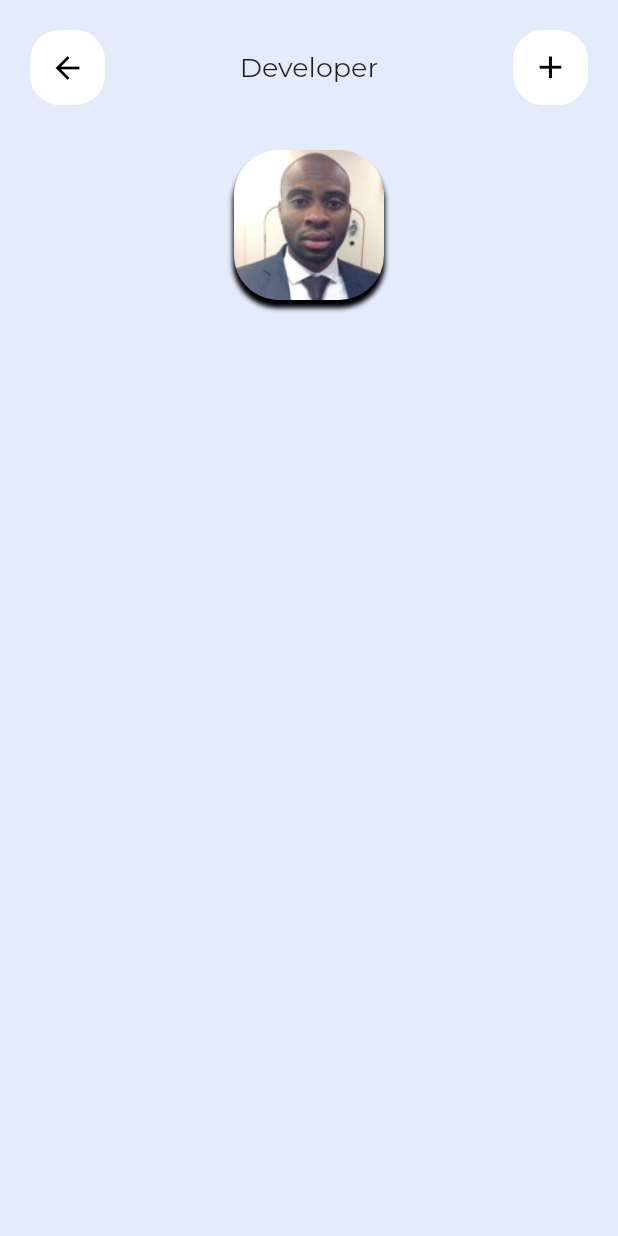
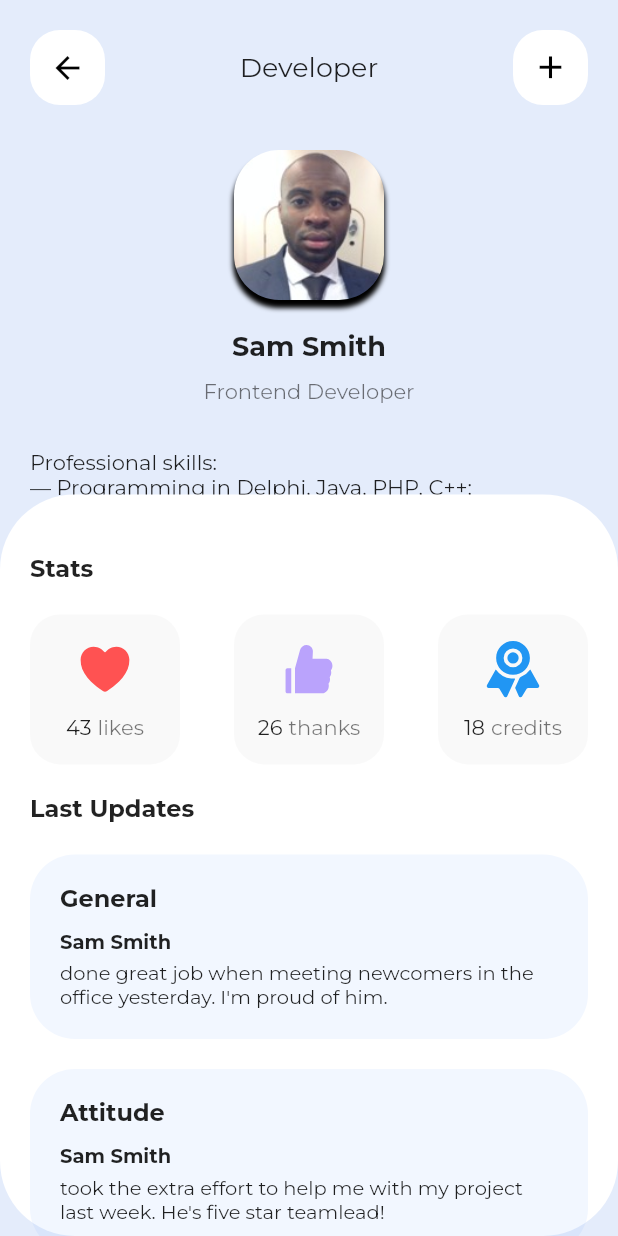
Before and after one commit to KHALMATOV-FARRUKH/hr_management_app_ui, a Flutter app: the screen it shows after launch, after a tap on "Sam Smith", on a phone screen of 412 x 824 dp. Run offline on Flutter 3.47's test engine with Material 2 defaults, Android fonts, the phone set to English and light mode, and no system bars; our stand-ins replace flutter_vector_icons, google_fonts.

Commit message:
Code revision, Encoding worker_details_screen.dart

```diff
--- a/lib/home_screen.dart
+++ b/lib/home_screen.dart
@@ -94,7 +94,7 @@ class HomeScreen extends StatelessWidget {
                     departmentCard("UI/UX Design", 45, "creatives",
                         Colors.orangeAccent, "🎨"),
                     departmentCard(
-                        "QA Engineers", 88, "techies", Colors.redAccent, "💻"),
+                        "QA Engineers", 24, "helpers", Colors.redAccent, "💻"),
                   ],
                 ),
               ),
--- a/lib/worker_details_screen.dart
+++ b/lib/worker_details_screen.dart
@@ -1,4 +1,5 @@
 import 'package:flutter/material.dart';
+import 'package:flutter_vector_icons/flutter_vector_icons.dart';
 
 class WorkerDetailsScreen extends StatelessWidget {
   final String name;
@@ -84,7 +85,96 @@ class WorkerDetailsScreen extends StatelessWidget {
                           ]),
                     ),
                   ),
+                  SizedBox(height: 20),
+                  Center(
+                    child: Text(
+                      name,
+                      style:
+                          TextStyle(fontSize: 18, fontWeight: FontWeight.bold),
+                    ),
+                  ),
+                  SizedBox(height: 10),
+                  Text(
+                    jobTitle,
+                    style: TextStyle(color: Colors.black54),
+                  ),
+                  SizedBox(height: 10),
+                 Padding(
+                   padding: const EdgeInsets.only(right: 20, left: 20, top: 20),
+                   child: Text("Professional skills: \n— Programming in Delphi, Java,"
+                       " PHP, C++;\n— Knowledge of document markup languages "
+                       "(websites): HTML, CSS, Javascript (JS); \n— Ability to "
+                       "write structured and understandable code;\n— Understanding"
+                       " the principles and stages of web project development;\n— "
+                       "Experience writing and working with TK;\n— Ability to find "
+                       "effective solutions, work for results;\n— Ability to work "
+                       "with a large amount of information;"),
+                 )
                 ],
+              ),
+              DraggableScrollableSheet(
+                initialChildSize: 0.60,
+                builder: (context, scrollController) {
+                  return Container(
+                    padding: EdgeInsets.only(top: 40, right: 20, left: 20),
+                    decoration: BoxDecoration(
+                      color: Colors.white,
+                      borderRadius: BorderRadius.circular(50),
+                    ),
+                    child: ListView(
+                      controller: scrollController,
+                      children: [
+                        Text(
+                          "Stats",
+                          style: TextStyle(
+                              fontSize: 16, fontWeight: FontWeight.bold),
+                        ),
+                        SizedBox(height: 20),
+                        Row(
+                          mainAxisAlignment: MainAxisAlignment.spaceBetween,
+                          children: [
+                            iconContainer(
+                              Colors.redAccent,
+                              Ionicons.heart,
+                              "likes",
+                              43,
+                            ),
+                            iconContainer(
+                              Colors.deepPurpleAccent.withOpacity(0.5),
+                              AntDesign.like1,
+                              "thanks",
+                              26,
+                            ),
+                            iconContainer(
+                              Colors.blue,
+                              Ionicons.ribbon,
+                              "credits",
+                              18,
+                            ),
+                          ],
+                        ),
+                        SizedBox(height: 20),
+                        Text(
+                          "Last Updates",
+                          style: TextStyle(
+                              fontSize: 16, fontWeight: FontWeight.bold),
+                        ),
+                        SizedBox(height: 20),
+                        lastUpdates(
+                            name,
+                            "General",
+                            "done great job when meeting newcomers in the office "
+                                "yesterday. I\'m proud of him."),
+                        SizedBox(height: 20),
+                        lastUpdates(
+                            name,
+                            "Attitude",
+                            "took the extra effort to "
+                                "help me with my project last week. He\'s five star teamlead!"),
+                      ],
+                    ),
+                  );
+                },
               ),
             ],
           ),
@@ -92,4 +182,70 @@ class WorkerDetailsScreen extends StatelessWidget {
       ),
     );
   }
+
+  Widget lastUpdates(String name, String title, String desc) {
+    return Container(
+      width: double.infinity,
+      decoration: BoxDecoration(
+        color: Colors.blueAccent.withOpacity(0.07),
+        borderRadius: BorderRadius.circular(30),
+      ),
+      child: Padding(
+        padding: EdgeInsets.all(20),
+        child: Column(
+          mainAxisAlignment: MainAxisAlignment.center,
+          crossAxisAlignment: CrossAxisAlignment.start,
+          children: [
+            Text(
+              title,
+              style: TextStyle(fontSize: 16, fontWeight: FontWeight.bold),
+            ),
+            SizedBox(height: 10),
+            Text(
+              name,
+              style: TextStyle(fontSize: 13, fontWeight: FontWeight.bold),
+            ),
+            SizedBox(height: 5),
+            Text(
+              desc,
+              style: TextStyle(fontSize: 13),
+            ),
+          ],
+        ),
+      ),
+    );
+  }
+
+  Widget iconContainer(Color color, IconData icon, String title, int number) {
+    return Container(
+      height: 100,
+      width: 100,
+      decoration: BoxDecoration(
+        color: Colors.grey.withOpacity(0.06),
+        borderRadius: BorderRadius.circular(20),
+      ),
+      child: Column(
+        mainAxisAlignment: MainAxisAlignment.center,
+        crossAxisAlignment: CrossAxisAlignment.center,
+        children: [
+          Icon(icon, color: color, size: 40),
+          SizedBox(height: 10),
+          Row(
+            mainAxisAlignment: MainAxisAlignment.center,
+            children: [
+              Text(
+                number.toString(),
+                style: TextStyle(fontSize: 14),
+              ),
+              SizedBox(width: 4),
+              Text(
+                title,
+                style: TextStyle(color: Colors.black54),
+              ),
+            ],
+          ),
+        ],
+      ),
+    );
+  }
 }
```
